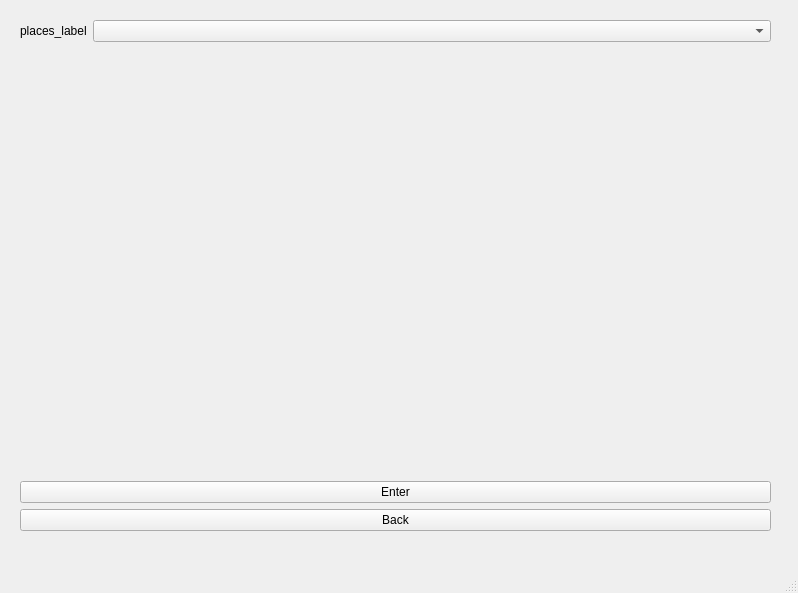
Before: the Qt Designer form UI/FYP_3.ui in ssjh96/FYP_UAV_Reliability_Calculator, drawn with Qt 5.
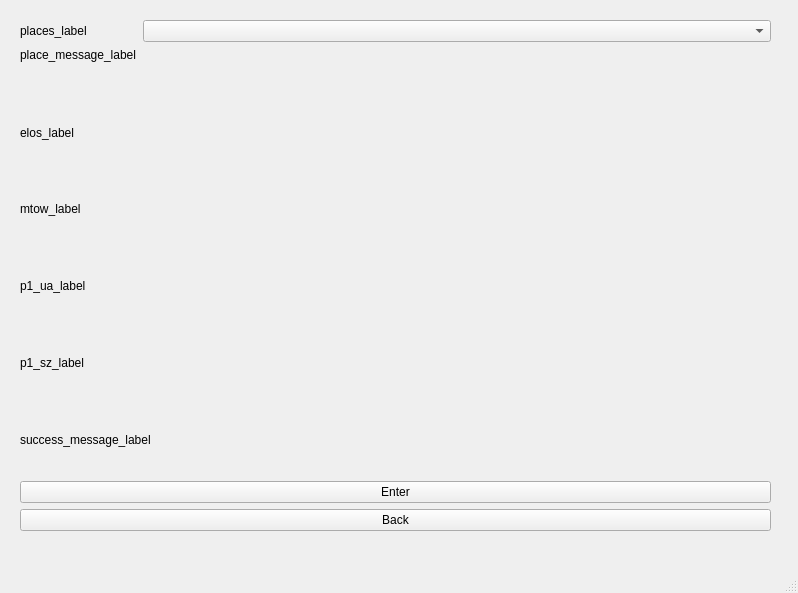
After: the same form once the commit is applied.

Patch:
```diff
--- a/UI/FYP_3.ui
+++ b/UI/FYP_3.ui
@@ -39,7 +39,7 @@
        <item row="1" column="0">
         <widget class="QLabel" name="place_message_label">
          <property name="text">
-          <string/>
+          <string>place_message_label</string>
          </property>
         </widget>
        </item>
@@ -48,35 +48,35 @@
      <item>
       <widget class="QLabel" name="elos_label">
        <property name="text">
-        <string/>
+        <string>elos_label</string>
        </property>
       </widget>
      </item>
      <item>
       <widget class="QLabel" name="mtow_label">
        <property name="text">
-        <string/>
+        <string>mtow_label</string>
        </property>
       </widget>
      </item>
      <item>
       <widget class="QLabel" name="p1_ua_label">
        <property name="text">
-        <string/>
+        <string>p1_ua_label</string>
        </property>
       </widget>
      </item>
      <item>
       <widget class="QLabel" name="p1_subzone_label">
        <property name="text">
-        <string/>
+        <string>p1_sz_label</string>
        </property>
       </widget>
      </item>
      <item>
       <widget class="QLabel" name="success_message_label">
        <property name="text">
-        <string/>
+        <string>success_message_label</string>
        </property>
       </widget>
      </item>
```
Left out of the diff: 2 changed lines with no effect on the pictures.
